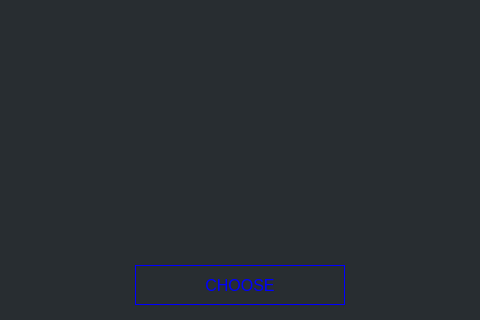
Old version of the form src/gui/ui/addressbookdialog.ui in the repository aluisyoanx/gui-wallet; both pictures show x 134 to 614 and y 205 to 525 of the 747 by 525 pixel window.
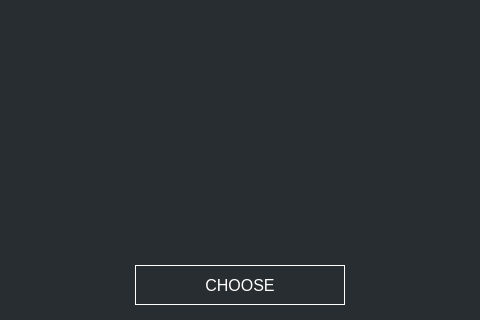
New version of the form.

What changed in the file:
```diff
--- a/src/gui/ui/addressbookdialog.ui
+++ b/src/gui/ui/addressbookdialog.ui
@@ -76,7 +76,9 @@
         </font>
        </property>
        <property name="styleSheet">
-        <string notr="true">color: blue; background-color: #1; border: 1px solid blue; font-size: 16px;</string>
+        <string notr="true">QPushButton#m_okButton {color: white; background-color: #1; border: 1px solid white; font-size: 16px;}
+
+QPushButton#m_okButton:hover {color: white; background-color: #1; border: 2px solid white; font-size: 16px;}</string>
        </property>
        <property name="text">
         <string>CHOOSE</string>
```
